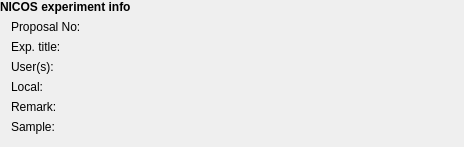
Qt form lib/nicos/clients/gui/panels/expinfo.ui (mlz-ictrl/nicos) before a commit.
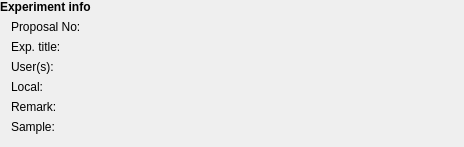
The same form after that commit. Icons and pictures are not drawn. Custom widgets are drawn as their Qt base class.

Commit message: gui: cope better with None values in display and make expinfo panel nicer

Diff of the .ui file:
```diff
--- a/lib/nicos/clients/gui/panels/expinfo.ui
+++ b/lib/nicos/clients/gui/panels/expinfo.ui
@@ -219,7 +219,7 @@
       </font>
      </property>
      <property name="text">
-      <string>NICOS experiment info</string>
+      <string>Experiment info</string>
      </property>
      <property name="alignment">
       <set>Qt::AlignLeading|Qt::AlignLeft|Qt::AlignVCenter</set>
```
The commit also changes 3 other files.
